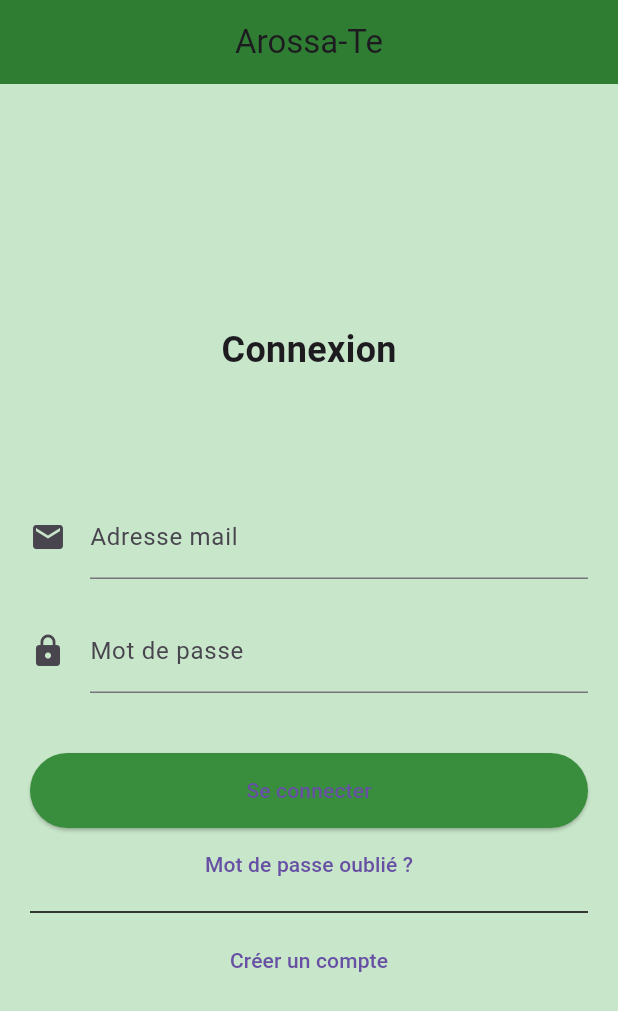
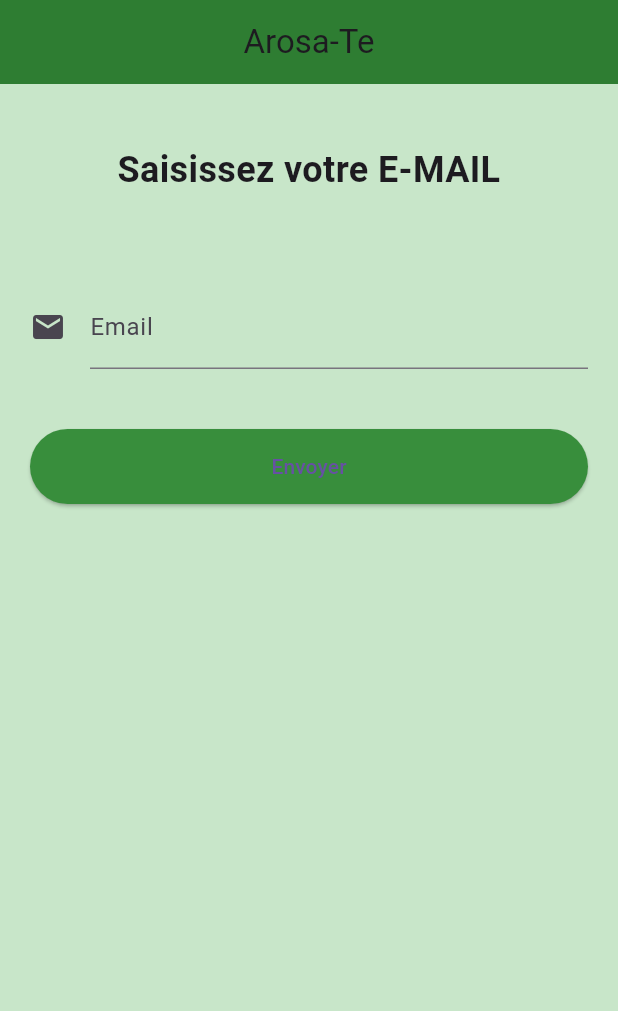
Before and after one commit to Potowai/MSPR1-BACK, a Flutter app: the HomePage screen opened by its route, after a tap on "Mot de passe oublié ?", on a phone screen of 412 x 824 dp. Shown: the top 1011 px of the screen. Run offline on Flutter 3.47's test engine with Material 3 defaults, Android fonts, the phone set to English and light mode, and no system bars; our stand-ins replace go_router.

Commit message:
push 3 first pages

```diff
--- a/front/lib/app.dart
+++ b/front/lib/app.dart
@@ -1,11 +1,26 @@
 import 'package:flutter/material.dart';
 import 'package:go_router/go_router.dart';
 import 'page/home_page.dart'; // Assurez-vous que le chemin d'accès est correct
+import 'page/signup_page.dart';
+import 'page/forgetmdp.dart';
 
-
-final _router = GoRouter(routes: [
-  GoRoute(path: "/", builder: (_, __) => HomePage(), routes: [])
-]);
+final _router = GoRouter(
+  routes: [
+    GoRoute(
+      path: '/',
+      builder: (BuildContext context, GoRouterState state) => const HomePage(),
+    ),
+    GoRoute(
+      path: '/signup',
+      builder: (BuildContext context, GoRouterState state) => const SignUpPage(),
+    ),
+    GoRoute(
+      path: '/forget',
+      builder: (BuildContext context, GoRouterState state) => const ForgetMdp(),
+    ),
+    // Vous pouvez ajouter d'autres routes ici si nécessaire
+  ],
+);
 
 class MyApp extends StatelessWidget {
   const MyApp({Key? key}) : super(key: key);
--- /dev/null
+++ b/front/lib/page/forgetmdp.dart
@@ -0,0 +1,49 @@
+import 'package:flutter/material.dart';
+import 'package:go_router/go_router.dart';
+
+class ForgetMdp extends StatelessWidget {
+  const ForgetMdp({Key? key}) : super(key: key);
+
+  @override
+  Widget build(BuildContext context) {
+    return Scaffold(
+      appBar: AppBar(
+        title: const Text('Arosa-Te'),
+        centerTitle: true,
+        backgroundColor: Colors.green[800],
+      ),
+      body: Container(
+        padding: const EdgeInsets.all(20.0),
+        color: Colors.green[100],
+        child: ListView(
+          children: <Widget>[
+            const SizedBox(height: 20),
+            const Text(
+              'Saisissez votre E-MAIL',
+              textAlign: TextAlign.center,
+              style: TextStyle(fontSize: 24, fontWeight: FontWeight.bold),
+            ),
+            const SizedBox(height: 60),
+            TextFormField(
+              decoration: const InputDecoration(
+                icon: Icon(Icons.email),
+                labelText: 'Email',
+              ),
+            ),
+            const SizedBox(height: 40),
+            ElevatedButton(
+              onPressed: () {
+                GoRouter.of(context).go('/homepage');
+              },
+              style: ElevatedButton.styleFrom(
+                backgroundColor: Colors.green[700],
+                minimumSize: const Size.fromHeight(50),
+              ),
+              child: const Text('Envoyer'),
+            ),
+          ],
+        ),
+      ),
+    );
+  }
+}
--- a/front/lib/page/home_page.dart
+++ b/front/lib/page/home_page.dart
@@ -1,4 +1,5 @@
 import 'package:flutter/material.dart';
+import 'package:go_router/go_router.dart';
 
 class HomePage extends StatelessWidget {
   const HomePage({Key? key}) : super(key: key);
@@ -7,7 +8,7 @@ class HomePage extends StatelessWidget {
   Widget build(BuildContext context) {
     return Scaffold(
       appBar: AppBar(
-        title: const Text('Arossa-Te'),
+        title: const Text('Arosa-Te'),
         centerTitle: true,
         backgroundColor: Colors.green[800],
       ),
@@ -49,14 +50,14 @@ class HomePage extends StatelessWidget {
             ),
             TextButton(
               onPressed: () {
-                // Ajoutez votre logique pour mot de passe oublié ici
+                GoRouter.of(context).go('/forget');
               },
               child: const Text('Mot de passe oublié ?'),
             ),
             const Divider(color: Colors.black),
             TextButton(
               onPressed: () {
-                // Ajoutez votre logique pour créer un compte ici
+                GoRouter.of(context).go('/signup'); // Naviguer vers la page d'inscription
               },
               child: const Text('Créer un compte'),
             ),
```
Also changed, not shown: front/lib/page/signup_page.dart (added, +85 -0 lines), 3 other files.
